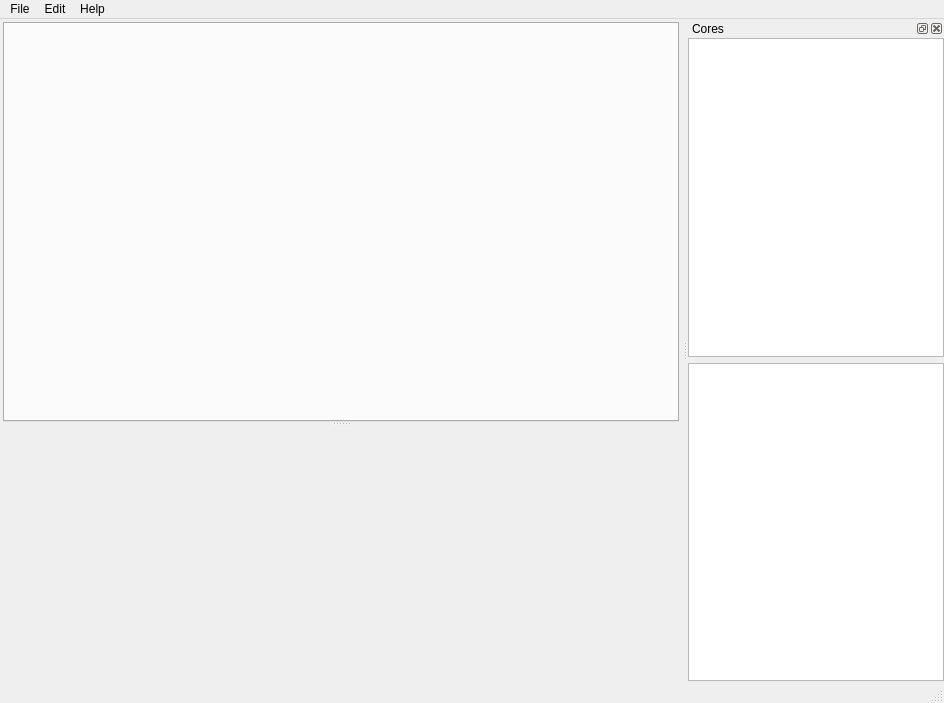
This is IntPe9/Ui/Main.ui in AxDSan/IntPe9-1 as Qt 5 draws it before an edit. The edited form follows.
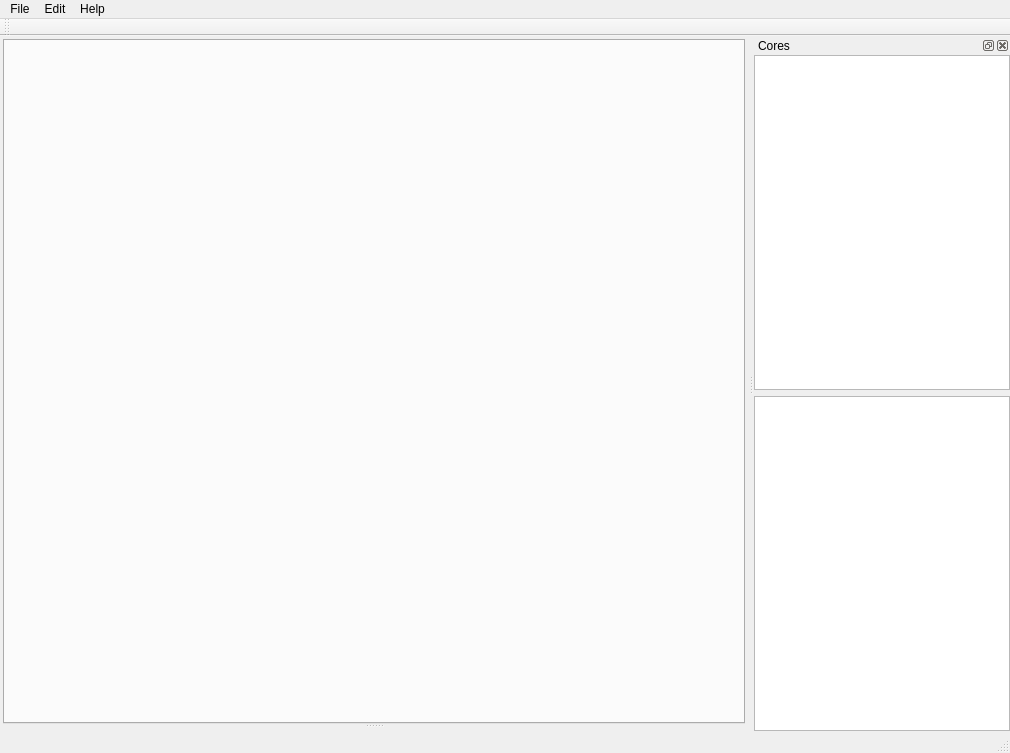
This is the edited form. Icons and pictures are not drawn.

```diff
--- a/IntPe9/Ui/Main.ui
+++ b/IntPe9/Ui/Main.ui
@@ -6,8 +6,8 @@
    <rect>
     <x>0</x>
     <y>0</y>
-    <width>944</width>
-    <height>703</height>
+    <width>1010</width>
+    <height>753</height>
    </rect>
   </property>
   <property name="windowTitle">
@@ -51,7 +51,14 @@
           </property>
          </widget>
          <widget class="QWidget" name="hexWidget" native="true">
-          <layout class="QHBoxLayout" name="horizontalLayout"/>
+          <layout class="QHBoxLayout" name="horizontalLayout">
+           <property name="spacing">
+            <number>0</number>
+           </property>
+           <property name="margin">
+            <number>0</number>
+           </property>
+          </layout>
          </widget>
         </widget>
        </item>
@@ -65,7 +72,7 @@
     <rect>
      <x>0</x>
      <y>0</y>
-     <width>944</width>
+     <width>1010</width>
      <height>21</height>
     </rect>
    </property>
@@ -163,6 +170,17 @@
     </layout>
    </widget>
   </widget>
+  <widget class="QToolBar" name="toolBar">
+   <property name="windowTitle">
+    <string>toolBar</string>
+   </property>
+   <attribute name="toolBarArea">
+    <enum>TopToolBarArea</enum>
+   </attribute>
+   <attribute name="toolBarBreak">
+    <bool>false</bool>
+   </attribute>
+  </widget>
   <action name="actionAbout">
    <property name="text">
     <string>About</string>
```
